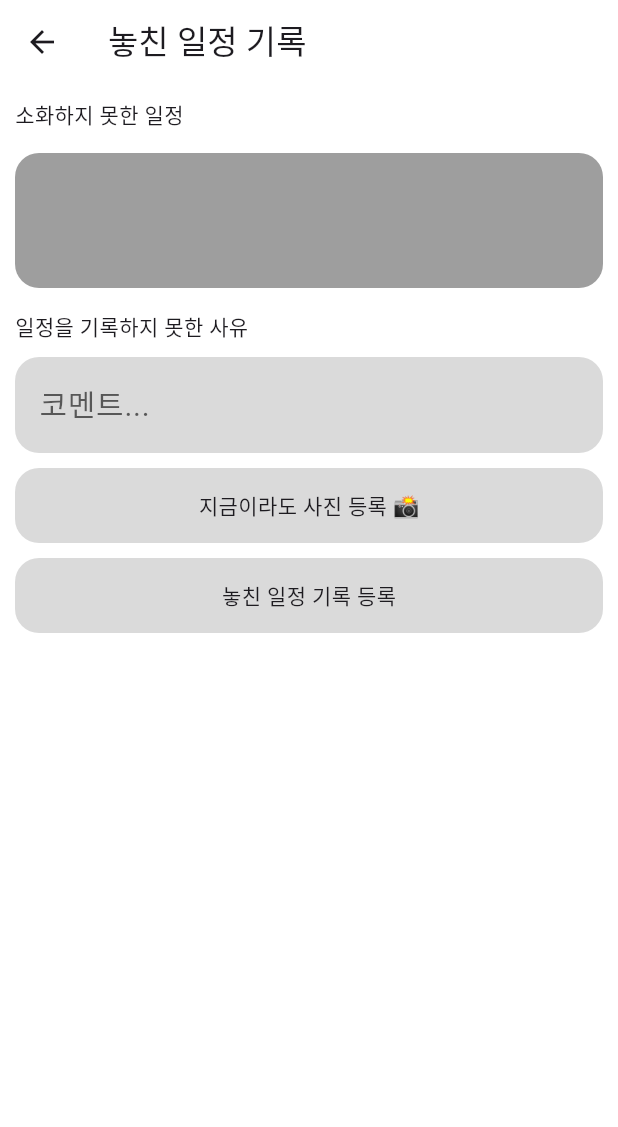
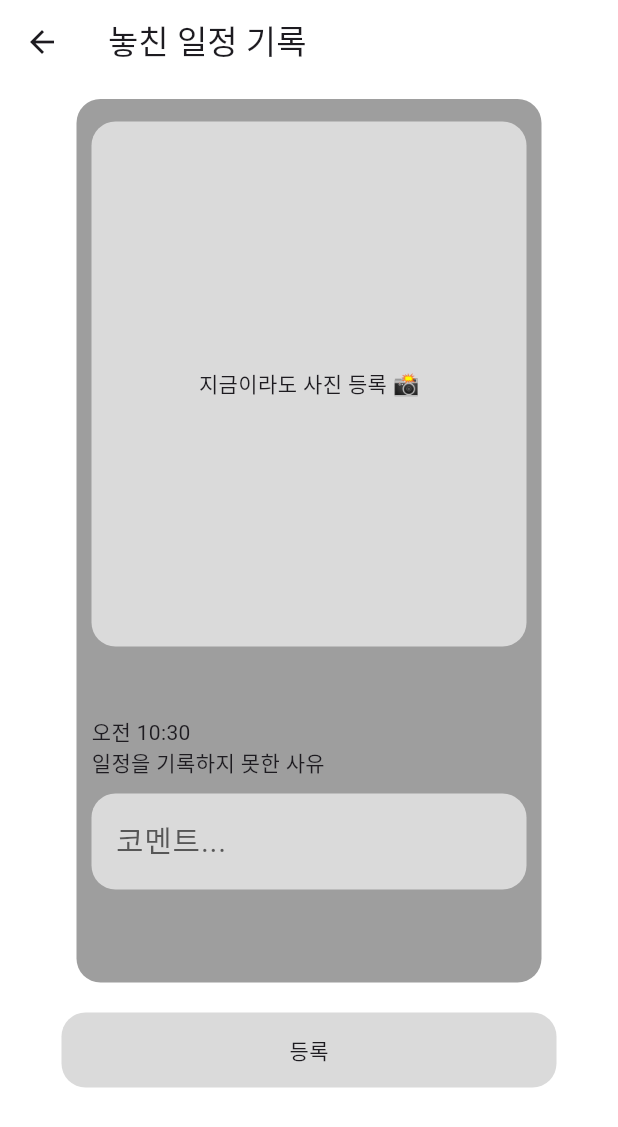
Before and after one commit to gwan-yong/Re_live, a Flutter app: the MissedScheduledScreen screen opened directly with empty values, on a phone screen of 412 x 824 dp. Shown: the top 1127 px of the screen. Run offline on Flutter 3.47's test engine with Material 3 defaults, Android fonts, the phone set to English and light mode, and no system bars; our stand-ins replace auto_size_text, camera, drift, flutter_local_notifications, get, table_calendar and 1 more; missing offline and left inert: ios_color_picker; accounts and stored records are empty; generated files the repository leaves out were written again; Roboto replaces fonts that are missing (BMJUA).

Commit message:
놓친 일정 화면 수정

```diff
--- a/lib/screen/home_screen.dart
+++ b/lib/screen/home_screen.dart
@@ -88,8 +88,8 @@ class _HomeScreenState extends State<HomeScreen> {
               await insertSampleJournals();
               _printAllSchedules();*/
 
-                CardCarouselController.to.setScale (1);
-                CardCarouselController.to.setCardPadding(00);
+                //CardCarouselController.to.setScale (1);
+                //CardCarouselController.to.setCardPadding(00);
             },
             child: Text(
               'ReLive',
--- a/lib/screen/missed_scheduled_screen.dart
+++ b/lib/screen/missed_scheduled_screen.dart
@@ -1,12 +1,14 @@
 import 'dart:io';
 import 'package:drift/drift.dart' as drift;
 import 'package:flutter/material.dart';
+import 'package:intl/intl.dart';
 import 'package:path_provider/path_provider.dart';
 import 'package:re_live/screen/camera_screen.dart';
 import '../controller/db_complete_schedule_controller.dart';
 import '../database/drift_database.dart';
 import '../notification.dart';
 import '../theme/colors.dart';
+import '../widget/schedule/complete_scheduled_photo.dart';
 import 'home_screen.dart';
 
 class MissedScheduledScreen extends StatefulWidget {
@@ -52,7 +54,10 @@ class _MissedScheduledScreenState extends State<MissedScheduledScreen> {
     }
   }
 
-  Future<String> _saveImageToInternalStorage(File imageFile, String label) async {
+  Future<String> _saveImageToInternalStorage(
+    File imageFile,
+    String label,
+  ) async {
     final dir = await getApplicationSupportDirectory();
     final photoDir = Directory('${dir.path}/app_data/photos');
     if (!await photoDir.exists()) {
@@ -73,50 +78,82 @@ class _MissedScheduledScreenState extends State<MissedScheduledScreen> {
       backgroundColor: Colors.white,
       appBar: AppBar(title: Text("놓친 일정 기록"), backgroundColor: Colors.white),
       body: SingleChildScrollView(
+        child: Center(
+          child: Column(
+            children: [
+              Container(
+                height: 609,
+                width: 330,
+                child: Padding(
+                  padding: const EdgeInsets.all(10.0),
                   child: Column(
                     mainAxisAlignment: MainAxisAlignment.start,
-          crossAxisAlignment: CrossAxisAlignment.stretch,
+                    crossAxisAlignment: CrossAxisAlignment.center,
                     children: [
                       Container(
-              margin: EdgeInsets.symmetric(horizontal: 10, vertical: 10),
-              child: Text('소화하지 못한 일정'),
-            ),
-            Padding(
-              padding: const EdgeInsets.symmetric(horizontal: 10.0),
-              child: Container(
                         decoration: BoxDecoration(
                           color: widget.color,
                           borderRadius: BorderRadius.circular(16),
                         ),
-                width: double.infinity,
-                height: 90,
-                padding: EdgeInsets.all(16),
-                margin: EdgeInsets.symmetric(vertical: 5),
+                        padding:
+                            rearImagePath != null && rearImagePath!.isNotEmpty
+                                ? const EdgeInsets.all(1)
+                                : const EdgeInsets.only(top: 5),
+                        width: 500,
+                        height: 589,
                         child: Column(
-                  mainAxisAlignment: MainAxisAlignment.spaceBetween,
+                          mainAxisAlignment: MainAxisAlignment.start,
                           crossAxisAlignment: CrossAxisAlignment.start,
                           children: [
-                    Text(widget.title, style: TextStyle(fontSize: 25)),
-                    Row(
-                      children: [
-                        Text(widget.startTime),
-                        if (widget.endUsed) Text(" ~ ${widget.endTime}"),
-                      ],
-                    ),
-                  ],
+                            if (rearImagePath != '' || frontImagePath != '')
+                              Padding(
+                                padding: const EdgeInsets.all(8.0),
+                                child: Center(
+                                  child: CompleteScheduledPhoto(
+                                    rearimgPath: rearImagePath,
+                                    frontimgPath: frontImagePath,
                                   ),
                                 ),
                               ),
-            Container(
-              margin: EdgeInsets.symmetric(horizontal: 10, vertical: 10),
+                            if (rearImagePath == '' && frontImagePath == '')
+                            GestureDetector(
+                              onTap: _goToCameraScreen,
+                              child: Container(
+                                margin: EdgeInsets.symmetric(
+                                  horizontal: 10.0,
+                                  vertical: 10,
+                                ),
+                                width: 348,
+                                height: 350,
+                                decoration: BoxDecoration(
+                                  color: secondaryColor,
+                                  borderRadius: BorderRadius.circular(16),
+                                ),
+                                child: Center(child: Text('지금이라도 사진 등록 📸')),
+                              ),
+                            ),
+                            Padding(
+                              padding: const EdgeInsets.symmetric(horizontal: 10),
+                              child: Text(
+                                widget.title,
+                                style: TextStyle(fontSize: 25),
+                              ),
+                            ),
+                            Padding(
+                              padding: const EdgeInsets.symmetric(horizontal: 10),
+                              child: Text(_getCurrentFormattedTime()),
+                            ),
+                            Padding(
+                              padding: const EdgeInsets.symmetric(horizontal: 10),
                               child: Text('일정을 기록하지 못한 사유'),
                             ),
                             Padding(
-              padding: const EdgeInsets.symmetric(horizontal: 10),
+                              padding: const EdgeInsets.symmetric(horizontal: 10,vertical: 10),
                               child: TextField(
                                 controller: _lateCommentController,
                                 onTapOutside:
-                    (event) => FocusManager.instance.primaryFocus?.unfocus(),
+                                    (event) =>
+                                        FocusManager.instance.primaryFocus?.unfocus(),
                                 minLines: 1,
                                 maxLines: null,
                                 style: TextStyle(
@@ -142,27 +179,16 @@ class _MissedScheduledScreenState extends State<MissedScheduledScreen> {
                                 ),
                               ),
                             ),
-            if (rearImagePath != '' || frontImagePath != '')
-              Padding(
-                padding: const EdgeInsets.all(8.0),
-                child: Center(
-                  child: _PreviewPhotos(rearImagePath, frontImagePath),
+                          ],
                         ),
                       ),
-            GestureDetector(
-              onTap: _goToCameraScreen,
-              child: Container(
-                margin: EdgeInsets.symmetric(horizontal: 10.0, vertical: 10),
-                width: 348,
-                height: 50,
-                decoration: BoxDecoration(
-                  color: secondaryColor,
-                  borderRadius: BorderRadius.circular(16),
-                ),
-                child: Center(child: Text('지금이라도 사진 등록 📸')),
+                    ],
                   ),
                 ),
-            GestureDetector(
+              ),
+              Padding(
+                padding: const EdgeInsets.symmetric(vertical: 10),
+                child: GestureDetector(
                   onTap: () async {
                     // 텍스트 필드에 글자가 하나 이상 있어야 등록 가능
                     if (_lateCommentController.text.trim().isEmpty) {
@@ -196,13 +222,19 @@ class _MissedScheduledScreenState extends State<MissedScheduledScreen> {
                     // CompleteScheduled 테이블에 데이터 추가
                     final newCompleteSchedule = CompletedScheduledCompanion(
                       scheduledId: drift.Value(widget.scheduledId),
-                  frontImgPath: drift.Value(frontPath ?? ''), // 없으면 빈 문자열
-                  rearImgPath: drift.Value(rearPath ?? ''),   // 없으면 빈 문자열
+                      frontImgPath: drift.Value(frontPath ?? ''),
+                      // 없으면 빈 문자열
+                      rearImgPath: drift.Value(rearPath ?? ''),
+                      // 없으면 빈 문자열
                       takenAt: drift.Value(DateTime.now()),
-                  lateComment: drift.Value(_lateCommentController.text.trim()),
+                      lateComment: drift.Value(
+                        _lateCommentController.text.trim(),
+                      ),
                     );
 
-                await DbCompleteScheduleController.to.addCompleteSchedule(newCompleteSchedule);
+                    await DbCompleteScheduleController.to.addCompleteSchedule(
+                      newCompleteSchedule,
+                    );
 
                     // 알림 제거
                     await notifications.cancel(widget.scheduledId + 10000);
@@ -216,58 +248,24 @@ class _MissedScheduledScreenState extends State<MissedScheduledScreen> {
                   },
                   child: Container(
                     margin: EdgeInsets.symmetric(horizontal: 10.0),
-                width: 348,
+                    width: 330,
                     height: 50,
                     decoration: BoxDecoration(
                       color: secondaryColor,
                       borderRadius: BorderRadius.circular(16),
                     ),
-                child: Center(child: Text('놓친 일정 기록 등록')),
+                    child: Center(child: Text('등록')),
+                  ),
                 ),
               ),
             ],
           ),
         ),
-    );
-  }
-
-  Widget _PreviewPhotos(String rearImagePath, String frontImagePath) {
-    return SizedBox(
-      width: 226,
-      height: 328,
-      child: Stack(
-        children: [
-          Container(
-            width: double.infinity,
-            height: double.infinity,
-            margin: const EdgeInsets.symmetric(horizontal: 5),
-            decoration: BoxDecoration(
-              border: Border.all(color: Colors.black, width: 3),
-              borderRadius: BorderRadius.circular(16),
-            ),
-            child: ClipRRect(
-              borderRadius: BorderRadius.circular(13),
-              child: Image.file(File(rearImagePath), fit: BoxFit.cover),
-            ),
-          ),
-          Positioned(
-            bottom: 5,
-            right: 10,
-            child: Container(
-              width: 85,
-              height: 122,
-              decoration: BoxDecoration(
-                border: Border.all(color: Colors.black, width: 3),
-                borderRadius: BorderRadius.circular(16),
-              ),
-              child: ClipRRect(
-                borderRadius: BorderRadius.circular(13),
-                child: Image.file(File(frontImagePath), fit: BoxFit.cover),
-              ),
-            ),
-          ),
-        ],
       ),
     );
   }
+  String _getCurrentFormattedTime() {
+    final now = DateTime.now();
+    return DateFormat.jm('ko').format(now);
   }
+}
--- a/lib/widget/journal_widget.dart
+++ b/lib/widget/journal_widget.dart
@@ -4,7 +4,7 @@ import 'package:re_live/controller/db_journal_controller.dart';
 
 import '../theme/colors.dart';
 import 'schedule/completed_scheduled_list_items.dart';
-import 'schedule/missed_scheduled_list.dart';
+
 
 class JournalWidget extends StatelessWidget {
   const JournalWidget({super.key});
@@ -36,7 +36,6 @@ class JournalWidget extends StatelessWidget {
                     '오늘 하루의 대한 감상평'
                 ),
               ),
-              MissedScheduledList(),
               Container(
                 width: 348,
                 height: 50,
```
Also changed, not shown: lib/screen/photos_upload_screen.dart (+17 -115 lines), lib/widget/schedule/complete_scheduled_card.dart (+9 -4 lines), lib/widget/schedule/missed_scheduled_list.dart (deleted, +0 -46 lines). Lines whose indentation alone changed are shown as unchanged.
